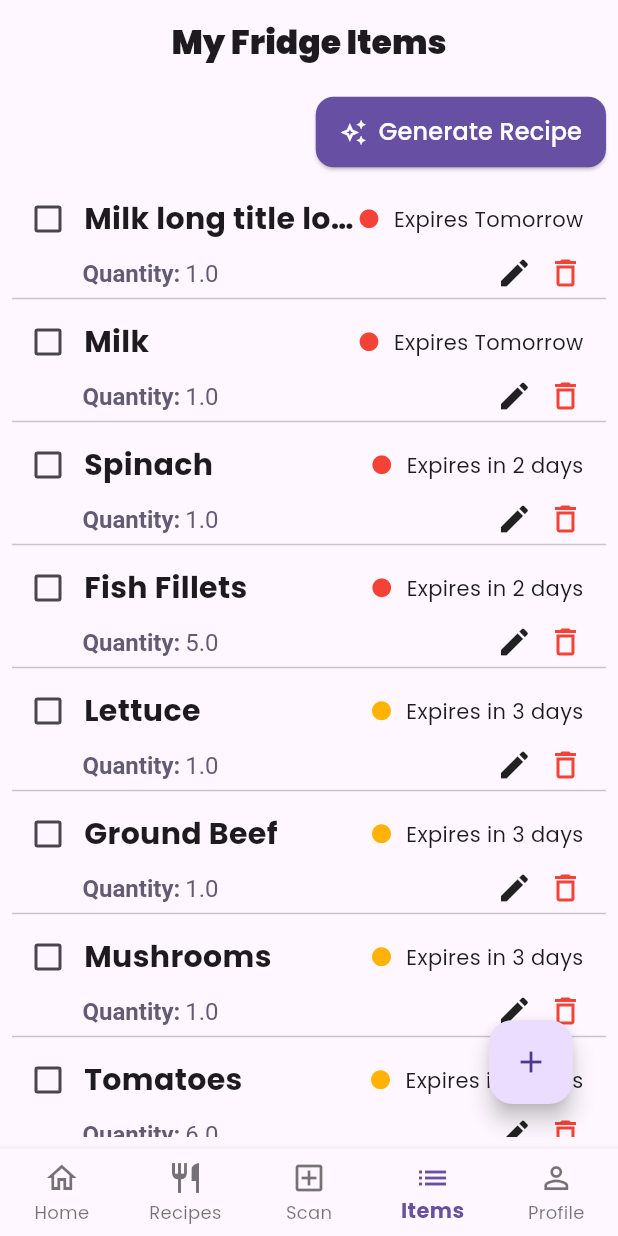
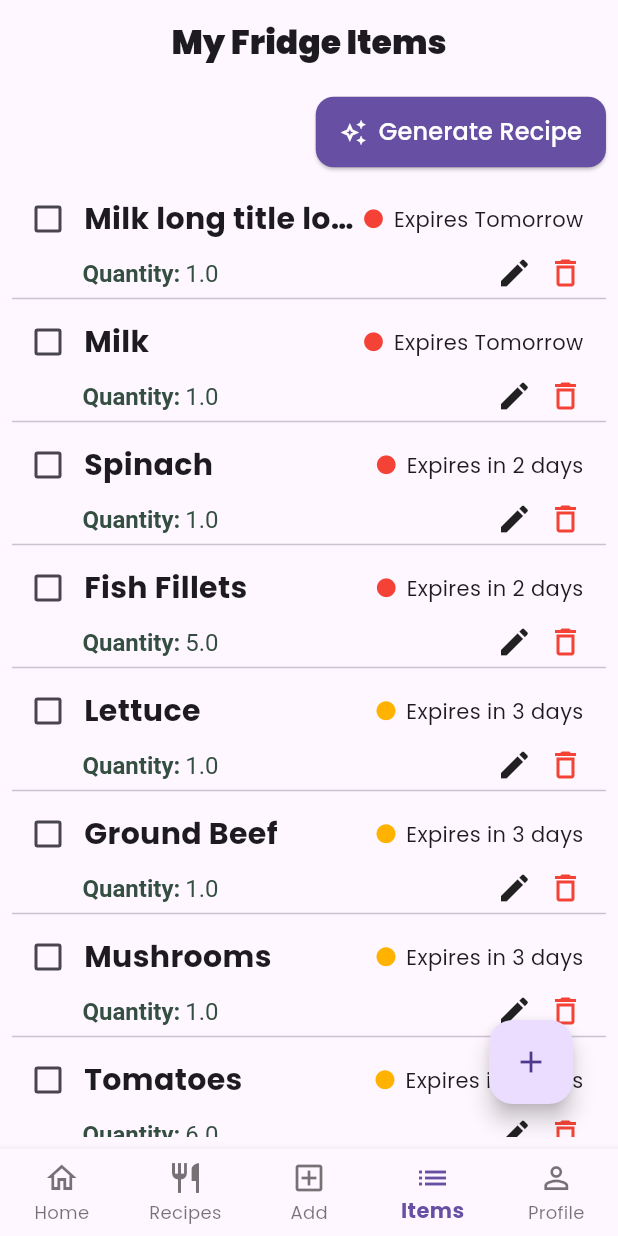
Before and after one commit to Uniplanet2023/smart_fridge, a Flutter app: the screen it shows after launch, item 4 of the bottom bar chosen, on a phone screen of 412 x 824 dp. Run offline on Flutter 3.47's test engine with Material 3 defaults, Android fonts, the phone set to English and light mode, and no system bars; our stand-ins replace dio, google_fonts.

Commit message:
folder structure change

```diff
--- a/lib/common/widgets/bottom_bar.dart
+++ b/lib/config/widgets/bottom_bar.dart
@@ -1,10 +1,10 @@
 import 'package:flutter/material.dart';
-import 'package:smart_fridge/features/items/screens/fridge_items.dart';
-import 'package:smart_fridge/features/profile/screens/profile_screen.dart';
-import 'package:smart_fridge/features/recipes/screens/recipes_screen.dart';
-import 'package:smart_fridge/features/scan-receipts/scan_receipts.dart';
+import 'package:smart_fridge/features/items/presentation/pages/fridge_items.dart';
+import 'package:smart_fridge/features/profile/presentation/pages/profile_screen.dart';
+import 'package:smart_fridge/features/recipes/presentation/pages/recipes_screen.dart';
+import 'package:smart_fridge/features/add/presentation/pages/add.dart';
 
-import '../../features/home/screens/home_screen.dart';
+import '../../features/home/presentation/pages/home_screen.dart';
 
 class BottomBar extends StatefulWidget {
   const BottomBar({super.key});
@@ -54,7 +54,7 @@ class _BottomBarState extends State<BottomBar> {
               icon: Icon(
                 Icons.add_box_outlined,
               ),
-              label: "Scan",
+              label: "Add",
             ),
             BottomNavigationBarItem(
               icon: Icon(
--- a/lib/initialization.dart
+++ b/lib/core/resources/initialization.dart
@@ -1,4 +1,4 @@
-import 'package:firebase_core/firebase_core.dart';
+// import 'package:firebase_core/firebase_core.dart';
 import 'package:flutter/material.dart';
 import 'package:flutter/services.dart';
 
@@ -13,8 +13,8 @@ class Initialization {
       systemNavigationBarIconBrightness: Brightness.dark,
     ));
     SystemChrome.setPreferredOrientations([
-      DeviceOrientation.portraitUp,
-      DeviceOrientation.portraitDown,
+      // DeviceOrientation.portraitUp,
+      // DeviceOrientation.portraitDown,
     ]);
 
     ErrorWidget.builder = (FlutterErrorDetails details) {
--- a/lib/features/scan-receipts/scan_receipts.dart
+++ b/lib/features/add/presentation/pages/add.dart
@@ -12,7 +12,7 @@ class _ScanReceiptsScreenState extends State<ScanReceiptsScreen> {
   Widget build(BuildContext context) {
     return const Scaffold(
       body: Center(
-        child: Text('Scan receipts'),
+        child: Text('Scan receipts or add video'),
       ),
     );
   }
--- a/lib/features/items/screens/fridge_items.dart
+++ b/lib/features/items/presentation/pages/fridge_items.dart
@@ -1,6 +1,6 @@
 import 'package:flutter/material.dart';
-import 'package:smart_fridge/common/widgets/custom_button.dart';
-import 'package:smart_fridge/features/items/widgets/fridge_item.dart';
+import 'package:smart_fridge/config/widgets/custom_button.dart';
+import 'package:smart_fridge/features/items/presentation/widgets/fridge_item.dart';
 
 class FridgeItemsScreen extends StatefulWidget {
   const FridgeItemsScreen({super.key});
--- a/lib/features/items/widgets/fridge_item.dart
+++ b/lib/features/items/presentation/widgets/fridge_item.dart
@@ -1,5 +1,5 @@
 import 'package:flutter/material.dart';
-import 'package:smart_fridge/constants/date_expiry_format.dart';
+import 'package:smart_fridge/core/util/date_expiry_format.dart';
 
 class FridgeItem extends StatefulWidget {
   final String itemName;
@@ -84,7 +84,7 @@ class _FridgeItemsState extends State<FridgeItem> {
                                 ? Colors.amber.shade600
                                 : Colors.green,
                   ),
-                  const SizedBox(width: 5),
+                  const SizedBox(width: 2),
                   Text(
                     ' ${DateExpiryFormatter(widget.expiryDate).format()}',
                     style: const TextStyle(),
--- a/lib/features/recipes/screens/recipes_screen.dart
+++ b/lib/features/recipes/presentation/pages/recipes_screen.dart
@@ -1,5 +1,5 @@
 import 'package:flutter/material.dart';
-import 'package:smart_fridge/common/widgets/custom_textfield.dart';
+import 'package:smart_fridge/config/widgets/custom_textfield.dart';
 
 import '../widgets/recipe_card.dart';
 
--- a/lib/main.dart
+++ b/lib/main.dart
@@ -1,7 +1,7 @@
 import 'package:flutter/material.dart';
 import 'package:google_fonts/google_fonts.dart';
-import 'package:smart_fridge/common/widgets/bottom_bar.dart';
-import 'package:smart_fridge/initialization.dart';
+import 'package:smart_fridge/config/widgets/bottom_bar.dart';
+import 'package:smart_fridge/core/resources/initialization.dart';
 
 void main() async {
   // Initialize Firebase and set system UI overlay style
@@ -22,9 +22,13 @@ class MyApp extends StatelessWidget {
       navigatorKey: navigatorKey,
       title: 'Flutter Demo',
       theme: ThemeData(
-        useMaterial3: true,
-        fontFamily: GoogleFonts.poppins().fontFamily,
-      ),
+          useMaterial3: true,
+          fontFamily: GoogleFonts.poppins().fontFamily,
+          colorScheme:
+              // ColorScheme.fromSeed(seedColor: const Color(0xff6200ee))
+              ThemeData.light().colorScheme.copyWith(
+                    secondary: const Color.fromRGBO(52, 78, 65, 1),
+                  )),
       darkTheme: ThemeData(
         brightness: Brightness.dark,
         useMaterial3: true,
```
Also changed, not shown: lib/config/routes/router.dart (renamed from lib/common/routes/router.dart, +6 -6 lines), lib/core/resources/data_state.dart (added, +16 -0 lines), pubspec.yaml (+17 -11 lines), lib/config/routes/names.dart (renamed from lib/common/routes/names.dart), lib/config/theme/theme.dart (renamed from lib/theme/theme.dart), lib/config/widgets/custom_button.dart (renamed from lib/common/widgets/custom_button.dart), lib/config/widgets/custom_textfield.dart (renamed from lib/common/widgets/custom_textfield.dart), lib/core/util/date_expiry_format.dart (renamed from lib/constants/date_expiry_format.dart), lib/features/home/presentation/pages/home_screen.dart (renamed from lib/features/home/screens/home_screen.dart), lib/features/items/domain/entities/items.dart (added), lib/features/profile/presentation/pages/profile_screen.dart (renamed from lib/features/profile/screens/profile_screen.dart), lib/features/recipes/presentation/widgets/recipe_card.dart (renamed from lib/features/recipes/widgets/recipe_card.dart), pubspec.lock.
